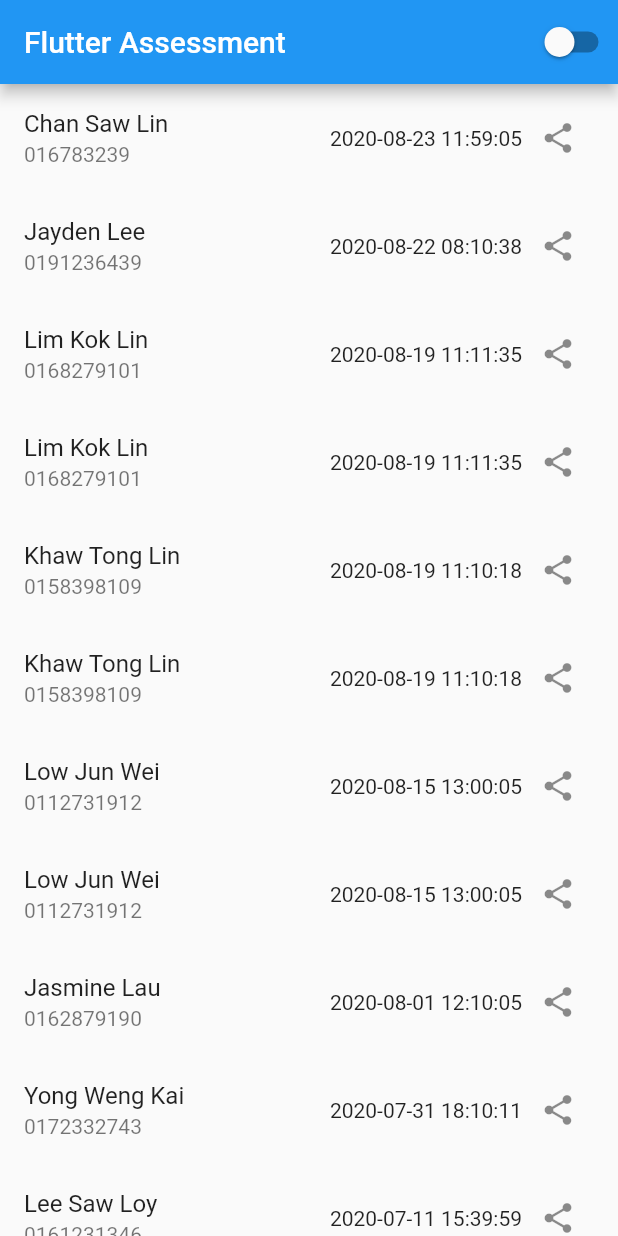
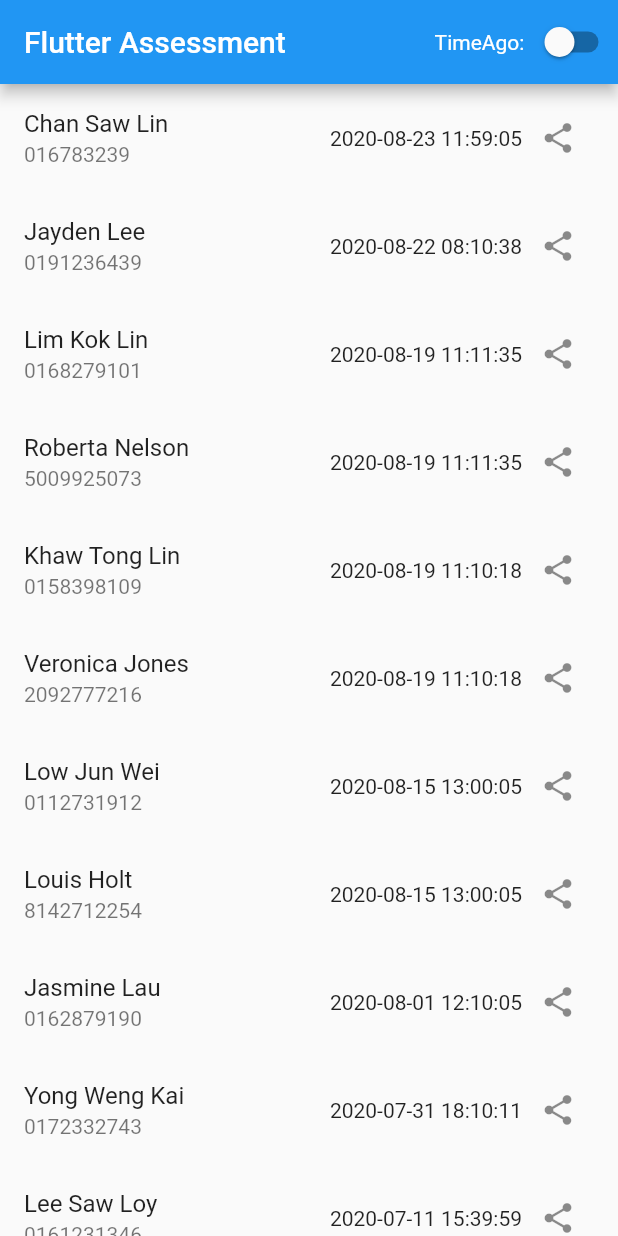
Before and after one commit to hmdfrds/Flutter-Assessment-, a Flutter app: the screen it shows after launch, on a phone screen of 412 x 824 dp. Run offline on Flutter 3.47's test engine with Material 2 defaults, Android fonts, the phone set to English and light mode, and no system bars; our stand-ins replace share_plus, shared_preferences, timeago.

Commit message:
modify dummy data

```diff
--- a/lib/dummy_data.dart
+++ b/lib/dummy_data.dart
@@ -51,104 +51,104 @@ const contacts = [
   },
   ///////////////////////////////////
   {
-    "user": "Chan Saw Lin",
-    "phone": "0152131113",
+    "user": "Miss Jennie Nichols",
+    "phone": "4893302385",
     "check-in": "2020-06-30 16:10:05"
   },
   {
-    "user": "Lee Saw Loy",
-    "phone": "0161231346",
+    "user": "Jayden Diaz",
+    "phone": "2866043275",
     "check-in": "2020-07-11 15:39:59"
   },
   {
-    "user": "Khaw Tong Lin",
-    "phone": "0158398109",
+    "user": "Veronica Jones",
+    "phone": "2092777216",
     "check-in": "2020-08-19 11:10:18"
   },
   {
-    "user": "Lim Kok Lin",
-    "phone": "0168279101",
+    "user": "Roberta Nelson",
+    "phone": "5009925073",
     "check-in": "2020-08-19 11:11:35"
   },
   {
-    "user": "Low Jun Wei",
-    "phone": "0112731912",
+    "user": "Louis Holt",
+    "phone": "8142712254",
     "check-in": "2020-08-15 13:00:05"
   },
   {
-    "user": "Yong Weng Kai",
-    "phone": "0172332743",
+    "user": "Evelyn Terry",
+    "phone": "6169138409",
     "check-in": "2020-07-31 18:10:11"
   },
   {
-    "user": "Jayden Lee",
-    "phone": "0191236439",
+    "user": "Jordan Larson",
+    "phone": "9269060654",
     "check-in": "2020-08-22 08:10:38"
   },
   {
-    "user": "Kong Kah Yan",
-    "phone": "0111931233",
+    "user": "John Davidson",
+    "phone": "7486834862",
     "check-in": "2020-07-11 12:00:00"
   },
   {
-    "user": "Jasmine Lau",
-    "phone": "0162879190",
+    "user": "Jamie Ortiz",
+    "phone": "4847068290",
     "check-in": "2020-08-01 12:10:05"
   },
   {
-    "user": "Chan Saw Lin",
-    "phone": "016783239",
+    "user": "Marlene Daniels",
+    "phone": "5373315964",
     "check-in": "2020-08-23 11:59:05"
   },
   ///////////////////////////////////
   {
-    "user": "Chan Saw Lin",
-    "phone": "0152131113",
+    "user": "Mike Cruz",
+    "phone": "9776740332",
     "check-in": "2020-06-30 16:10:05"
   },
   {
-    "user": "Lee Saw Loy",
-    "phone": "0161231346",
+    "user": "Tara Olson",
+    "phone": "9423974217",
     "check-in": "2020-07-11 15:39:59"
   },
   {
-    "user": "Khaw Tong Lin",
-    "phone": "0158398109",
+    "user": "Ron Carlson",
+    "phone": "2463733174",
     "check-in": "2020-08-19 11:10:18"
   },
   {
-    "user": "Lim Kok Lin",
-    "phone": "0168279101",
+    "user": "Monica King",
+    "phone": "4533690825",
     "check-in": "2020-08-19 11:11:35"
   },
   {
-    "user": "Low Jun Wei",
-    "phone": "0112731912",
+    "user": "Benjamin Harper",
+    "phone": "8373809197",
     "check-in": "2020-08-15 13:00:05"
   },
   {
-    "user": "Yong Weng Kai",
-    "phone": "0172332743",
+    "user": "Bernice Duncan",
+    "phone": "9266070100",
     "check-in": "2020-07-31 18:10:11"
   },
   {
-    "user": "Jayden Lee",
-    "phone": "0191236439",
+    "user": "Alan Wagner",
+    "phone": "6924065285",
     "check-in": "2020-08-22 08:10:38"
   },
   {
-    "user": "Kong Kah Yan",
-    "phone": "0111931233",
+    "user": "Krin Williams",
+    "phone": "9362428839",
     "check-in": "2020-07-11 12:00:00"
   },
   {
-    "user": "Jasmine Lau",
-    "phone": "0162879190",
+    "user": "Bertha Miller",
+    "phone": "9543605636",
     "check-in": "2020-08-01 12:10:05"
   },
   {
-    "user": "Chan Saw Lin",
-    "phone": "016783239",
+    "user": "Harry Austin",
+    "phone": "4687374900",
     "check-in": "2020-08-23 11:59:05"
   }
 ];
--- a/lib/screens/contacts_screen.dart
+++ b/lib/screens/contacts_screen.dart
@@ -25,11 +25,13 @@ class _ContactPageState extends State<ContactPage> {
   }
 
   void shareContact(Map<String, String> contact) {
-    Share.share('Sharing Contact', subject: '''
+    Share.share(
+      '''
 User Name: ${contact["user"]}
 Phone Number: ${contact["phone"]}
 Check In: ${contact["check-in"]}
-''');
+''',
+    );
   }
 
   void sortContactList(List<Map<String, String>> cList) {
@@ -79,11 +81,17 @@ Check In: ${contact["check-in"]}
         appBar: AppBar(
           title: const Text("Flutter Assessment"),
           actions: [
-            Switch(
-                value: isTimeAgoFormat,
-                onChanged: (value) async {
-                  setSharedPreference();
-                }),
+            Row(
+              children: [
+                const Text("TimeAgo: "),
+                Switch(
+                    activeColor: Colors.red,
+                    value: isTimeAgoFormat,
+                    onChanged: (value) async {
+                      setSharedPreference();
+                    }),
+              ],
+            ),
           ],
         ),
         body: RefreshIndicator(
```
